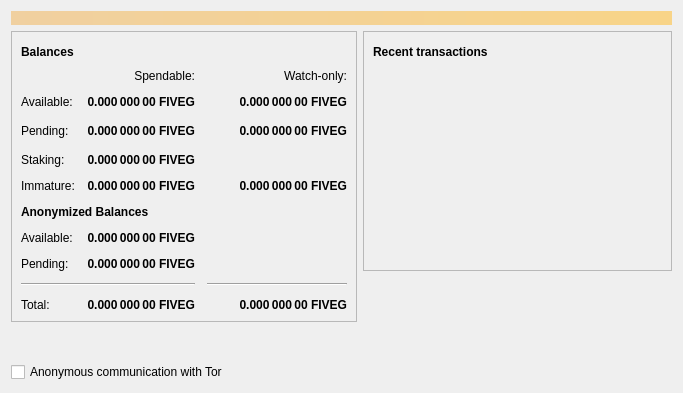
Old version of the form src/qt/forms/overviewpage.ui in the repository 5G-Cash/5G.
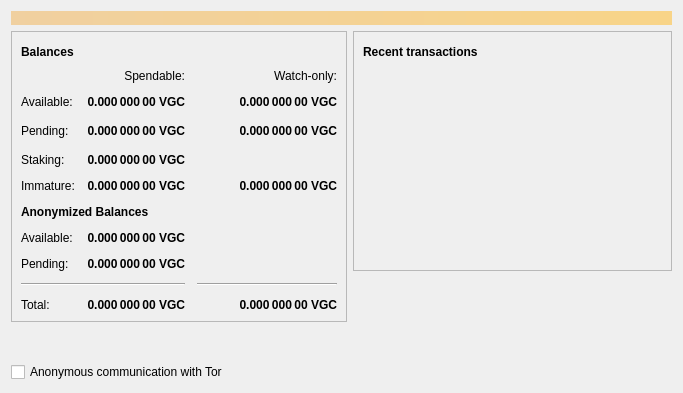
New version of the form. Icons and pictures are not drawn.

```diff
--- a/src/qt/forms/overviewpage.ui
+++ b/src/qt/forms/overviewpage.ui
@@ -129,7 +129,7 @@
                <string>Mined balance in watch-only addresses that has not yet matured</string>
               </property>
               <property name="text">
-               <string notr="true">0.000 000 00 FIVEG</string>
+               <string notr="true">0.000 000 00 VGC</string>
               </property>
               <property name="alignment">
                <set>Qt::AlignRight|Qt::AlignTrailing|Qt::AlignVCenter</set>
@@ -154,7 +154,7 @@
                <string>Unconfirmed transactions to watch-only addresses</string>
               </property>
               <property name="text">
-               <string notr="true">0.000 000 00 FIVEG</string>
+               <string notr="true">0.000 000 00 VGC</string>
               </property>
               <property name="alignment">
                <set>Qt::AlignRight|Qt::AlignTrailing|Qt::AlignVCenter</set>
@@ -179,7 +179,7 @@
                <string>Total of anonymize transactions that have yet to be confirmed, and do not yet count toward the spendable balance</string>
               </property>
               <property name="text">
-               <string notr="true">0.000 000 00 FIVEG</string>
+               <string notr="true">0.000 000 00 VGC</string>
               </property>
               <property name="alignment">
                <set>Qt::AlignRight|Qt::AlignTrailing|Qt::AlignVCenter</set>
@@ -217,7 +217,7 @@
                <string>Your current balance in watch-only addresses</string>
               </property>
               <property name="text">
-               <string notr="true">0.000 000 00 FIVEG</string>
+               <string notr="true">0.000 000 00 VGC</string>
               </property>
               <property name="alignment">
                <set>Qt::AlignRight|Qt::AlignTrailing|Qt::AlignVCenter</set>
@@ -266,7 +266,7 @@
                <string>Your current spendable anonymized balance</string>
               </property>
               <property name="text">
-               <string>0.000 000 00 FIVEG</string>
+               <string>0.000 000 00 VGC</string>
               </property>
               <property name="alignment">
                <set>Qt::AlignRight|Qt::AlignTrailing|Qt::AlignVCenter</set>
@@ -291,7 +291,7 @@
                <string>Mined balance that has not yet matured</string>
               </property>
               <property name="text">
-               <string notr="true">0.000 000 00 FIVEG</string>
+               <string notr="true">0.000 000 00 VGC</string>
               </property>
               <property name="alignment">
                <set>Qt::AlignRight|Qt::AlignTrailing|Qt::AlignVCenter</set>
@@ -323,7 +323,7 @@
                <string>Total of transactions that have yet to be confirmed, and do not yet count toward the spendable balance</string>
               </property>
               <property name="text">
-               <string notr="true">0.000 000 00 FIVEG</string>
+               <string notr="true">0.000 000 00 VGC</string>
               </property>
               <property name="alignment">
                <set>Qt::AlignRight|Qt::AlignTrailing|Qt::AlignVCenter</set>
@@ -361,7 +361,7 @@
                <string>Your current spendable balance</string>
               </property>
               <property name="text">
-               <string notr="true">0.000 000 00 FIVEG</string>
+               <string notr="true">0.000 000 00 VGC</string>
               </property>
               <property name="alignment">
                <set>Qt::AlignRight|Qt::AlignTrailing|Qt::AlignVCenter</set>
@@ -400,7 +400,7 @@
                <string>Your current total balance</string>
               </property>
               <property name="text">
-               <string notr="true">0.000 000 00 FIVEG</string>
+               <string notr="true">0.000 000 00 VGC</string>
               </property>
               <property name="alignment">
                <set>Qt::AlignRight|Qt::AlignTrailing|Qt::AlignVCenter</set>
@@ -425,7 +425,7 @@
                <string>Current total balance in watch-only addresses</string>
               </property>
               <property name="text">
-               <string notr="true">0.000 000 00 FIVEG</string>
+               <string notr="true">0.000 000 00 VGC</string>
               </property>
               <property name="alignment">
                <set>Qt::AlignRight|Qt::AlignTrailing|Qt::AlignVCenter</set>
@@ -497,7 +497,7 @@
                </font>
               </property>
               <property name="text">
-               <string>0.000 000 00 FIVEG</string>
+               <string>0.000 000 00 VGC</string>
               </property>
               <property name="alignment">
                <set>Qt::AlignRight|Qt::AlignTrailing|Qt::AlignVCenter</set>
```
